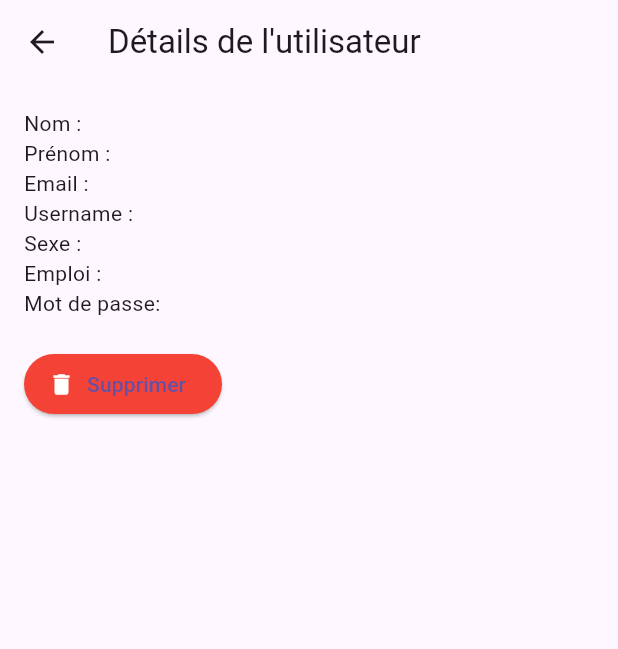
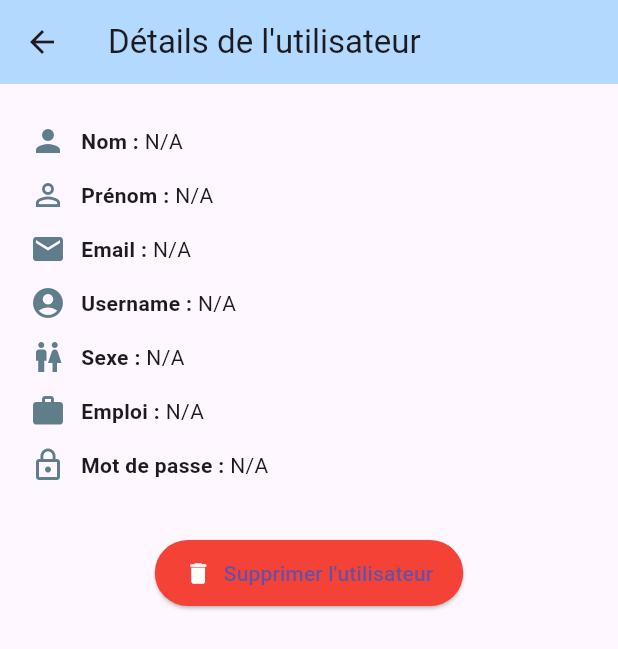
Before and after one commit to ZoukhMeriem/NWE, a Flutter app: the UserDetailsScreen screen opened directly with empty values, on a phone screen of 412 x 824 dp. Shown: the top 649 px of the screen. Run offline on Flutter 3.47's test engine with Material 3 defaults, Android fonts, the phone set to English and light mode, and no system bars; our stand-ins replace animated_text_kit, cloud_firestore, dio, firebase_auth, firebase_core, firebase_storage and 6 more; missing offline and left inert: dialog_flowtter; accounts and stored records are empty; project files that could hold a hidden picture were left out.

Commit message:
Update UserListScreen.dart

```diff
--- a/appdz/lib/Admin/UserListScreen.dart
+++ b/appdz/lib/Admin/UserListScreen.dart
@@ -13,19 +13,22 @@ class _UserListScreenState extends State<UserListScreen> {
   Widget build(BuildContext context) {
     final usersRef = FirebaseFirestore.instance
         .collection('User')
-        .orderBy('username'); // tri alphabétique
+        .orderBy('username');
 
     return Scaffold(
-      appBar: AppBar(title: Text('Liste des Utilisateurs')),
+      appBar: AppBar(
+        title: Text('Liste des Utilisateurs'),
+        backgroundColor: Color(0xFFB3D9FF),
+      ),
       body: Column(
         children: [
-          // 🔍 Barre de recherche
+          // 🔍 Recherche
           Padding(
             padding: const EdgeInsets.all(8.0),
             child: TextField(
               decoration: InputDecoration(
                 hintText: 'Rechercher par username...',
-                border: OutlineInputBorder(),
+                border: OutlineInputBorder(borderRadius: BorderRadius.circular(10)),
                 prefixIcon: Icon(Icons.search),
               ),
               onChanged: (value) {
@@ -36,17 +39,17 @@ class _UserListScreenState extends State<UserListScreen> {
             ),
           ),
 
-          // 📄 Liste des utilisateurs
+          // 👥 Liste utilisateurs
           Expanded(
             child: StreamBuilder<QuerySnapshot>(
               stream: usersRef.snapshots(),
               builder: (context, snapshot) {
-                if (!snapshot.hasData)
+                if (!snapshot.hasData) {
                   return Center(child: CircularProgressIndicator());
+                }
 
                 final users = snapshot.data!.docs.where((doc) {
-                  final username =
-                  (doc['username'] ?? '').toString().toLowerCase();
+                  final username = (doc['username'] ?? '').toString().toLowerCase();
                   return username.contains(searchQuery);
                 }).toList();
 
@@ -58,8 +61,18 @@ class _UserListScreenState extends State<UserListScreen> {
                   itemCount: users.length,
                   itemBuilder: (context, index) {
                     final user = users[index];
-                    return ListTile(
-                      title: Text("${user['nom']} ${user['prenom']}"),
+                    return Card(
+                      margin: EdgeInsets.symmetric(horizontal: 10, vertical: 6),
+                      shape: RoundedRectangleBorder(borderRadius: BorderRadius.circular(10)),
+                      elevation: 2,
+                      child: ListTile(
+                        leading: CircleAvatar(
+                          backgroundColor: Color(0xFFE8AAB4),
+                          child: Icon(Icons.person, color: Colors.white),
+                        ),
+                        title: Text("${user['prenom']} ${user['nom']}"),
+                        subtitle: Text("Username: ${user['username']}"),
+
                         onTap: () {
                           Navigator.push(
                             context,
@@ -68,6 +81,7 @@ class _UserListScreenState extends State<UserListScreen> {
                             ),
                           );
                         },
+                      ),
                     );
                   },
                 );
@@ -88,32 +102,59 @@ class UserDetailsScreen extends StatelessWidget {
   Widget build(BuildContext context) {
     final data = user.data() as Map<String, dynamic>;
 
+    Widget infoTile(String title, String value, IconData icon) {
+      return Padding(
+        padding: const EdgeInsets.symmetric(vertical: 6.0),
+        child: Row(
+          children: [
+            Icon(icon, color: Colors.blueGrey),
+            SizedBox(width: 10),
+            Text(
+              "$title : ",
+              style: TextStyle(fontWeight: FontWeight.bold),
+            ),
+            Expanded(
+              child: Text(value.isNotEmpty ? value : 'N/A'),
+            ),
+          ],
+        ),
+      );
+    }
+
     return Scaffold(
-      appBar: AppBar(title: Text("Détails de l'utilisateur")),
+      appBar: AppBar(
+        title: Text("Détails de l'utilisateur"),
+        backgroundColor: Color(0xFFB3D9FF),
+      ),
       body: Padding(
-        padding: const EdgeInsets.all(16.0),
+        padding: const EdgeInsets.all(20.0),
         child: Column(
           crossAxisAlignment: CrossAxisAlignment.start,
           children: [
-            Text("Nom : ${data['nom']}"),
-            Text("Prénom : ${data['prenom']}"),
-            Text("Email : ${data['email']}"),
-            Text("Username : ${data['username']}"),
-            Text("Sexe : ${data['sexe']}"),
-            Text("Emploi : ${data['emploi']}"),
-            Text("Mot de passe: ${user['password']}"),
-            SizedBox(height: 20),
-            ElevatedButton.icon(
+            infoTile("Nom", data['nom'] ?? '', Icons.person),
+            infoTile("Prénom", data['prenom'] ?? '', Icons.person_outline),
+            infoTile("Email", data['email'] ?? '', Icons.email),
+            infoTile("Username", data['username'] ?? '', Icons.account_circle),
+            infoTile("Sexe", data['sexe'] ?? '', Icons.wc),
+            infoTile("Emploi", data['emploi'] ?? '', Icons.work),
+            infoTile("Mot de passe", user['password'] ?? '', Icons.lock_outline),
+
+            SizedBox(height: 30),
+
+            Center(
+              child: ElevatedButton.icon(
                 icon: Icon(Icons.delete, color: Colors.white),
-              label: Text("Supprimer"),
-              style: ElevatedButton.styleFrom(backgroundColor: Colors.red),
+                label: Text("Supprimer l'utilisateur"),
+                style: ElevatedButton.styleFrom(
+                  backgroundColor: Colors.red,
+                  padding: EdgeInsets.symmetric(horizontal: 20, vertical: 12),
+                ),
                 onPressed: () async {
                   bool confirm = await showDialog(
                     context: context,
                     builder: (_) => AlertDialog(
                       title: Text("Confirmation"),
-                    content:
-                    Text("Voulez-vous vraiment supprimer cet utilisateur ?"),
+                      content: Text("Voulez-vous vraiment supprimer cet utilisateur ?"),
                       actions: [
                         TextButton(
                           child: Text("Annuler"),
@@ -129,13 +170,24 @@ class UserDetailsScreen extends StatelessWidget {
                   );
 
                   if (confirm) {
+                    try {
                       await FirebaseFirestore.instance
                           .collection('User')
                           .doc(user.id)
                           .delete();
-                  Navigator.pop(context); // retour à la liste
+
+                      ScaffoldMessenger.of(context).showSnackBar(
+                        SnackBar(content: Text('Utilisateur supprimé avec succès.')),
+                      );
+                      Navigator.pop(context);
+                    } catch (e) {
+                      ScaffoldMessenger.of(context).showSnackBar(
+                        SnackBar(content: Text('Erreur lors de la suppression.')),
+                      );
+                    }
                   }
                 },
+              ),
             ),
           ],
         ),
```
Lines whose indentation alone changed are shown as unchanged.
